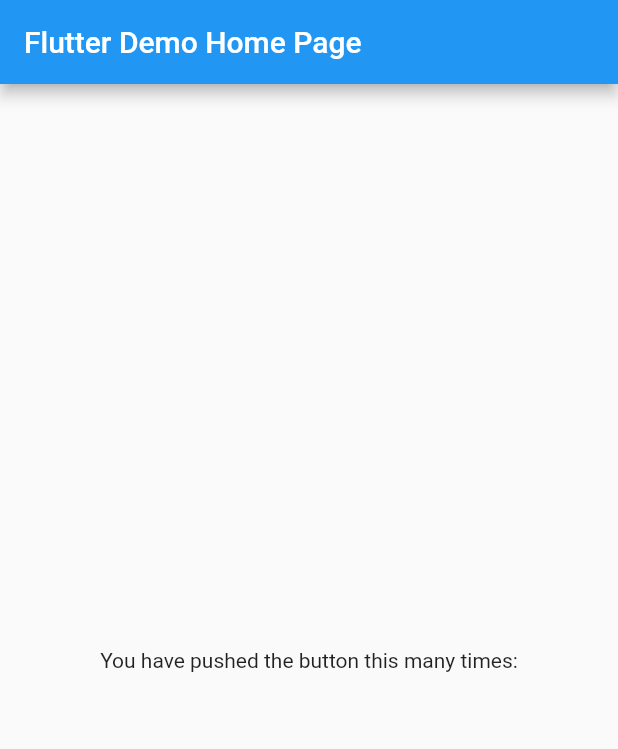
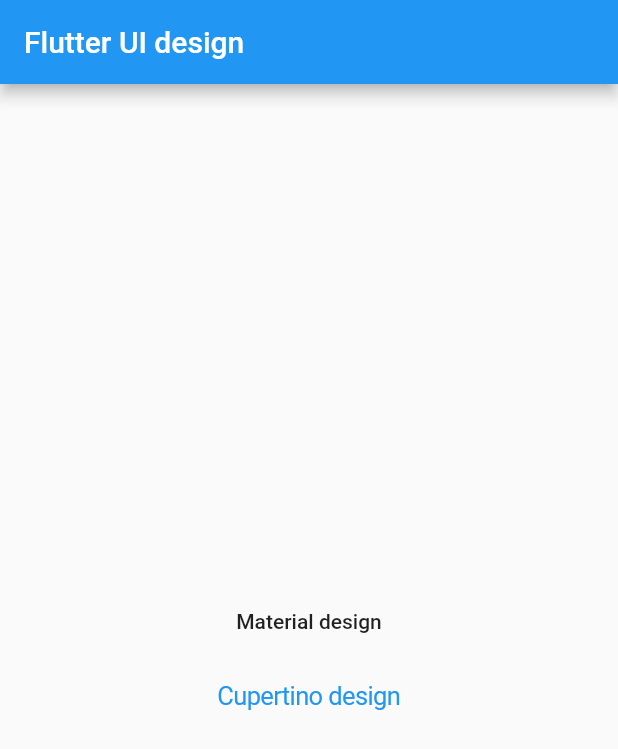
Before and after one commit to vasilevkin/flutter_ui_design, a Flutter app: the screen it shows after launch, on a phone screen of 412 x 824 dp. Shown: the top 749 px of the screen. Run offline on Flutter 3.47's test engine with Material 2 defaults, Android fonts, the phone set to English and light mode, and no system bars.

Commit message:
Add pages and navigation to Material and Cupertino gallery.

```diff
--- a/lib/main.dart
+++ b/lib/main.dart
@@ -1,8 +1,12 @@
 import 'package:flutter/material.dart';
+import 'package:flutter/cupertino.dart';
 
-void main() => runApp(MyApp());
+import 'package:flutter_ui_design/material_design.dart';
+import 'package:flutter_ui_design/cupertino_design.dart';
 
-class MyApp extends StatelessWidget {
+void main() => runApp(DesignApp());
+
+class DesignApp extends StatelessWidget {
   // This widget is the root of your application.
   @override
   Widget build(BuildContext context) {
@@ -11,22 +15,21 @@ class MyApp extends StatelessWidget {
       theme: ThemeData(
         primarySwatch: Colors.blue,
       ),
-      home: MyHomePage(title: 'Flutter Demo Home Page'),
+      home: DesignHomePage(title: 'Flutter UI design'),
     );
   }
 }
 
-class MyHomePage extends StatefulWidget {
-  MyHomePage({Key key, this.title}) : super(key: key);
+class DesignHomePage extends StatefulWidget {
+  DesignHomePage({Key key, this.title}) : super(key: key);
 
   final String title;
 
   @override
-  _MyHomePageState createState() => _MyHomePageState();
+  _DesignHomePageState createState() => _DesignHomePageState();
 }
 
-class _MyHomePageState extends State<MyHomePage> {
-
+class _DesignHomePageState extends State<DesignHomePage> {
   @override
   Widget build(BuildContext context) {
     return Scaffold(
@@ -37,8 +40,27 @@ class _MyHomePageState extends State<MyHomePage> {
         child: Column(
           mainAxisAlignment: MainAxisAlignment.center,
           children: <Widget>[
-            Text(
-              'You have pushed the button this many times:',
+            MaterialButton(
+              child: Text('Material design'),
+              onPressed: () {
+                Navigator.push(
+                  context,
+                  MaterialPageRoute(
+                      builder: (context) => MaterialGalleryRoute()),
+                );
+              },
+            ),
+            CupertinoButton(
+              child: Text(
+                'Cupertino design',
+              ),
+              onPressed: () {
+                Navigator.push(
+                  context,
+                  CupertinoPageRoute(
+                      builder: (context) => CupertinoGalleryRoute()),
+                );
+              },
             ),
           ],
         ),
```
Also changed, not shown: lib/cupertino_design.dart (added, +20 -0 lines), lib/material_design.dart (added, +20 -0 lines).
